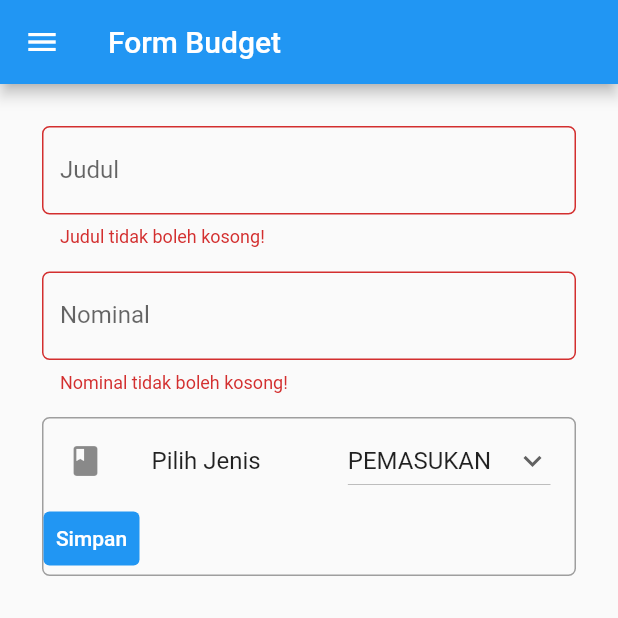
After one commit to joanisvaa/pbp-flutter-tugas, a Flutter app: the MyFormPage screen opened directly, after a tap on "Simpan", on a phone screen of 412 x 824 dp, the top half of it. The commit adds this screen. Run offline on Flutter 3.47's test engine with Material 2 defaults, Android fonts, the phone set to English and light mode, and no system bars.

Commit message:
Menyelesaikan tugas 8

```diff
--- /dev/null
+++ b/counter_7/lib/data.dart
@@ -0,0 +1,21 @@
+class Data {
+  static List<String> juduls = [];
+  static List<double> nominals = [];
+  static List<String> budgets = [];
+
+  String judul = '';
+  double nominal = 0;
+  String budget = '';
+
+  static void addJudul({required judul}) {
+    juduls.add(judul);
+  }
+
+  static void addNominal({required nominal}) {
+    nominals.add(nominal);
+  }
+
+  static void addBudget({required budget}) {
+    budgets.add(budget);
+  }
+}
--- /dev/null
+++ b/counter_7/lib/form.dart
@@ -0,0 +1,207 @@
+import 'package:counter_7/main.dart';
+import 'package:flutter/material.dart';
+import 'package:counter_7/dataBudget.dart';
+import 'package:counter_7/Data.dart';
+
+import 'dart:io';
+
+class MyFormPage extends StatefulWidget {
+  const MyFormPage({super.key});
+
+  @override
+  State<MyFormPage> createState() => _MyFormPageState();
+}
+
+class _MyFormPageState extends State<MyFormPage> {
+  final _formKey = GlobalKey<FormState>();
+  String _judul = '';
+  double _nominal = 0;
+  String _budget = 'PEMASUKAN';
+  List<String> _jenisBudget = ['PEMASUKAN', 'PENGELUARAN'];
+  List<String> _juduls = [];
+  List<double> _nominals = [];
+  List<String> _budgets = [];
+
+  @override
+  Widget build(BuildContext context) {
+    return Scaffold(
+      appBar: AppBar(
+        title: Text('Form Budget'),
+      ),
+      drawer: Drawer(
+        child: Column(
+          children: [
+            // Menambahkan clickable menu
+            ListTile(
+              title: const Text('Counter'),
+              onTap: () {
+                // Route menu ke halaman utama
+                Navigator.pushReplacement(
+                  context,
+                  MaterialPageRoute(builder: (context) => const MyHomePage()),
+                );
+              },
+            ),
+            ListTile(
+              title: const Text('Form Budget'),
+              onTap: () {
+                // Route menu ke halaman form
+                Navigator.pushReplacement(
+                  context,
+                  MaterialPageRoute(builder: (context) => const MyFormPage()),
+                );
+              },
+            ),
+            ListTile(
+              title: const Text('Data Budget'),
+              onTap: () {
+                // Route menu ke halaman form
+                Navigator.pushReplacement(
+                  context,
+                  MaterialPageRoute(
+                      builder: (context) => const DataBudgetPage()),
+                );
+              },
+            ),
+          ],
+        ),
+      ),
+      body: Form(
+        key: _formKey,
+        child: SingleChildScrollView(
+          child: Container(
+            padding: const EdgeInsets.all(20.0),
+            child: Column(
+              children: [
+                Padding(
+                  // Menggunakan padding sebesar 8 pixels
+                  padding: const EdgeInsets.all(8.0),
+                  child: TextFormField(
+                    decoration: InputDecoration(
+                      hintText: "Contoh: Makan sate pacil",
+                      labelText: "Judul",
+                      // Menambahkan icon agar lebih intuitif
+                      // Menambahkan circular border agar lebih rapi
+                      border: OutlineInputBorder(
+                        borderRadius: BorderRadius.circular(5.0),
+                      ),
+                    ),
+                    // Menambahkan behavior saat nama diketik
+                    onChanged: (String? value) {
+                      setState(() {
+                        _judul = value!;
+                      });
+                    },
+                    // Menambahkan behavior saat data disimpan
+                    onSaved: (String? value) {
+                      setState(() {
+                        _judul = value!;
+                      });
+                    },
+                    // Validator sebagai validasi form
+                    validator: (String? value) {
+                      if (value == null || value.isEmpty) {
+                        return 'Judul tidak boleh kosong!';
+                      }
+                      return null;
+                    },
+                  ),
+                ),
+                Padding(
+                  // Menggunakan padding sebesar 8 pixels
+                  padding: const EdgeInsets.all(8.0),
+                  child: TextFormField(
+                    decoration: InputDecoration(
+                      hintText: "Contoh: 15.000",
+                      labelText: "Nominal",
+                      // Menambahkan icon agar lebih intuitif
+                      // Menambahkan circular border agar lebih rapi
+                      border: OutlineInputBorder(
+                        borderRadius: BorderRadius.circular(5.0),
+                      ),
+                    ),
+                    // Menambahkan behavior saat nama diketik
+                    onChanged: (String? value) {
+                      setState(() {
+                        String? value = stdin.readLineSync();
+                        if (value != null) {
+                          _nominal = double.parse(value);
+                        }
+                      });
+                    },
+                    // Menambahkan behavior saat data disimpan
+                    onSaved: (String? value) {
+                      setState(() {
+                        String? value = stdin.readLineSync();
+                        if (value != null) {
+                          _nominal = double.parse(value);
+                        }
+                      });
+                    },
+                    // Validator sebagai validasi form
+                    validator: (String? value) {
+                      if (value == null || value.isEmpty) {
+                        return 'Nominal tidak boleh kosong!';
+                      }
+                      return null;
+                    },
+                  ),
+                ),
+                Container(
+                  margin: const EdgeInsets.all(8),
+                  decoration: BoxDecoration(
+                    border: Border.all(color: Colors.grey),
+                    borderRadius: BorderRadius.circular(5),
+                  ),
+                  child: Column(
+                    crossAxisAlignment: CrossAxisAlignment.start,
+                    children: [
+                      ListTile(
+                        leading: const Icon(Icons.class_),
+                        title: const Text(
+                          'Pilih Jenis',
+                        ),
+                        trailing: DropdownButton(
+                          value: _budget,
+                          icon: const Icon(Icons.keyboard_arrow_down),
+                          items: _jenisBudget.map((String items) {
+                            return DropdownMenuItem(
+                              value: items,
+                              child: Text(items),
+                            );
+                          }).toList(),
+                          onChanged: (String? newValue) {
+                            setState(() {
+                              _budget = newValue!;
+                            });
+                          },
+                        ),
+                      ),
+                      TextButton(
+                        child: const Text(
+                          "Simpan",
+                          style: TextStyle(color: Colors.white),
+                        ),
+                        style: ButtonStyle(
+                          backgroundColor:
+                              MaterialStateProperty.all(Colors.blue),
+                        ),
+                        onPressed: () {
+                          if (_formKey.currentState!.validate()) {
+                            Data.addJudul(judul: _judul);
+                            Data.addNominal(nominal: _nominal);
+                            Data.addBudget(budget: _budget);
+                          }
+                        },
+                      ),
+                    ],
+                  ),
+                ),
+              ],
+            ),
+          ),
+        ),
+      ),
+    );
+  }
+}
```
Also changed, not shown: counter_7/lib/dataBudget.dart (added, +92 -0 lines), counter_7/lib/main.dart (+48 -7 lines).
